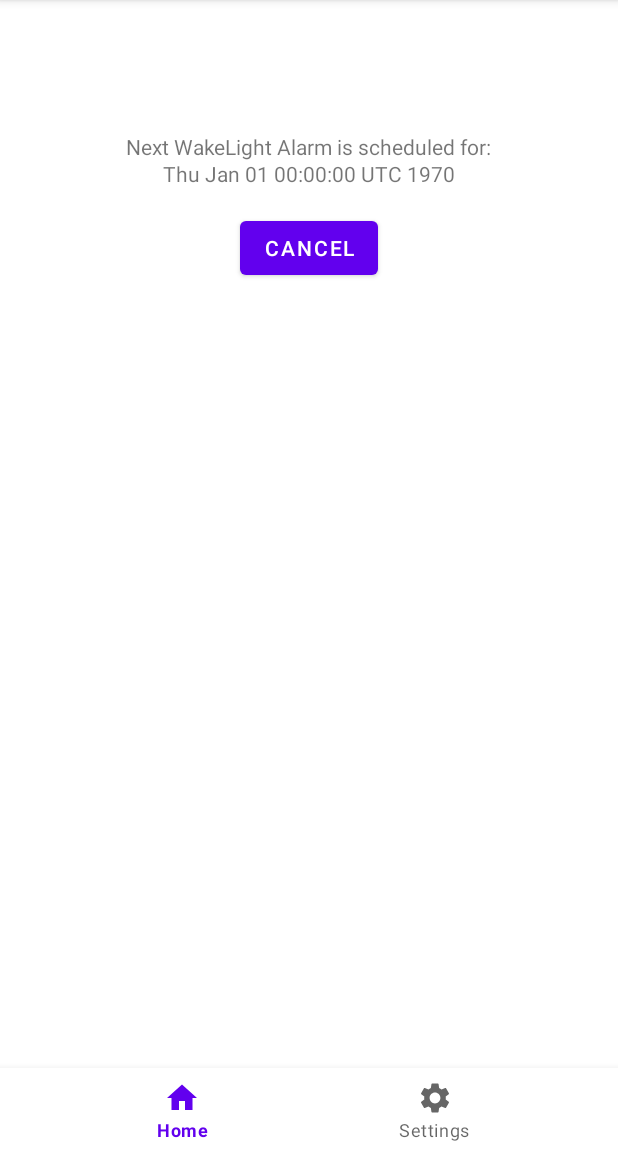
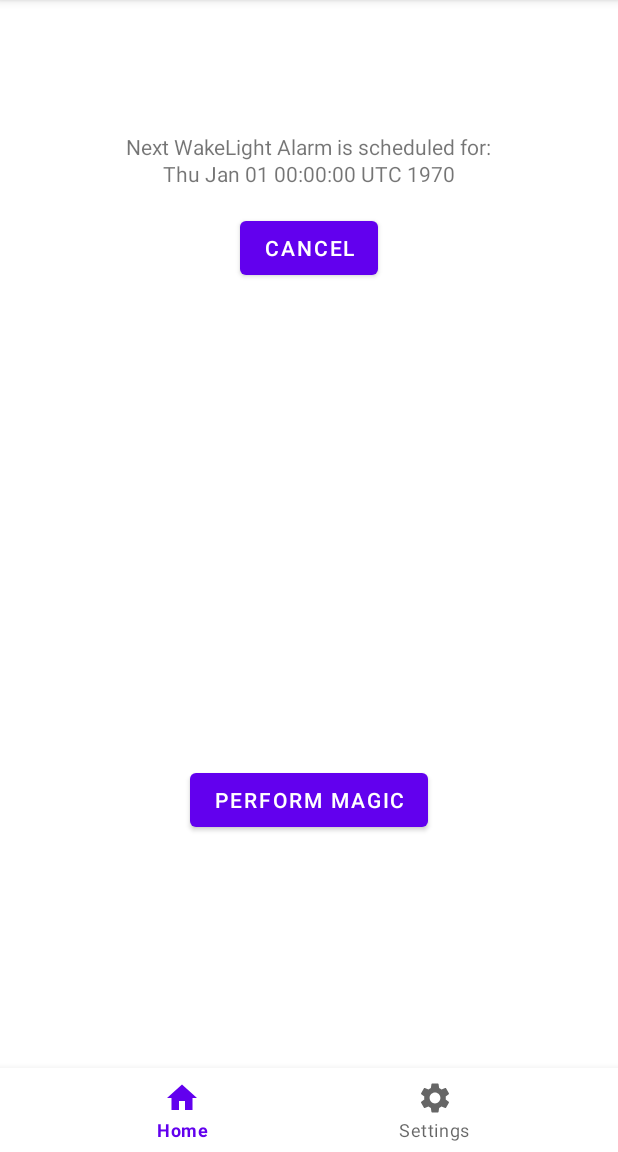
Before and after one commit to richardswesterhof/wakelight_companion, an Android app: the screen it shows after launch (MainActivity), on a phone screen of 412 x 824 dp, the part 84-1236 px from its top. Run offline under Robolectric (Android 15) with nearby library versions, the phone set to English and light mode, and no system bars.

```diff
--- a/app/src/main/res/layout/fragment_main.xml
+++ b/app/src/main/res/layout/fragment_main.xml
@@ -44,6 +44,16 @@
             app:layout_constraintStart_toStartOf="parent"
             app:layout_constraintTop_toBottomOf="@+id/text_next_user_alarm" />
 
+        <Button
+            android:id="@+id/test_button"
+            android:layout_width="wrap_content"
+            android:layout_height="wrap_content"
+            android:layout_marginTop="384dp"
+            android:text="@string/perform_magic"
+            app:layout_constraintEnd_toEndOf="parent"
+            app:layout_constraintStart_toStartOf="parent"
+            app:layout_constraintTop_toBottomOf="@+id/text_next_user_alarm" />
+
     </androidx.constraintlayout.widget.ConstraintLayout>
 
 </FrameLayout>
--- a/app/src/main/res/values/strings.xml
+++ b/app/src/main/res/values/strings.xml
@@ -20,6 +20,7 @@
     <string name="interval_format_help_url" translatable="false">&interval_format_help_url;</string>
 
     <string name="next_alarm_scheduled">Next WakeLight Alarm is scheduled for: </string>
+    <string name="perform_magic">Perform Magic</string>
 
     <!-- notifications -->
     <!-- categories -->
--- a/build.gradle
+++ b/build.gradle
@@ -6,7 +6,7 @@ buildscript {
         jcenter()
     }
     dependencies {
-        classpath 'com.android.tools.build:gradle:8.1.1'
+        classpath 'com.android.tools.build:gradle:8.1.2'
         classpath "org.jetbrains.kotlin:kotlin-gradle-plugin:$kotlin_version"
 
         // NOTE: Do not place your application dependencies here; they belong
```
Also changed, not shown: app/src/main/java/com/richardswesterhof/wakelightcompanion/MainFragment.kt (+16 -0 lines), app/src/main/java/com/richardswesterhof/wakelightcompanion/broadcast_receivers/AlarmChangedReceiver.kt (+8 -5 lines), app/src/main/java/com/richardswesterhof/wakelightcompanion/utils/UniformStepCalculator.kt (+31 -24 lines).
